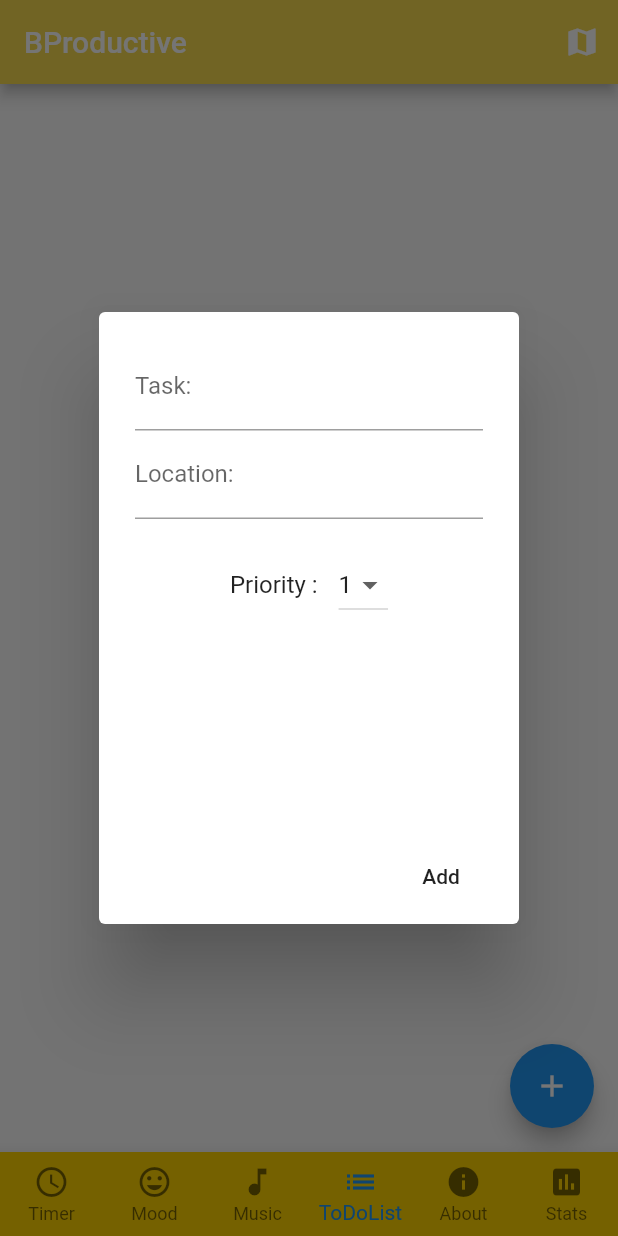
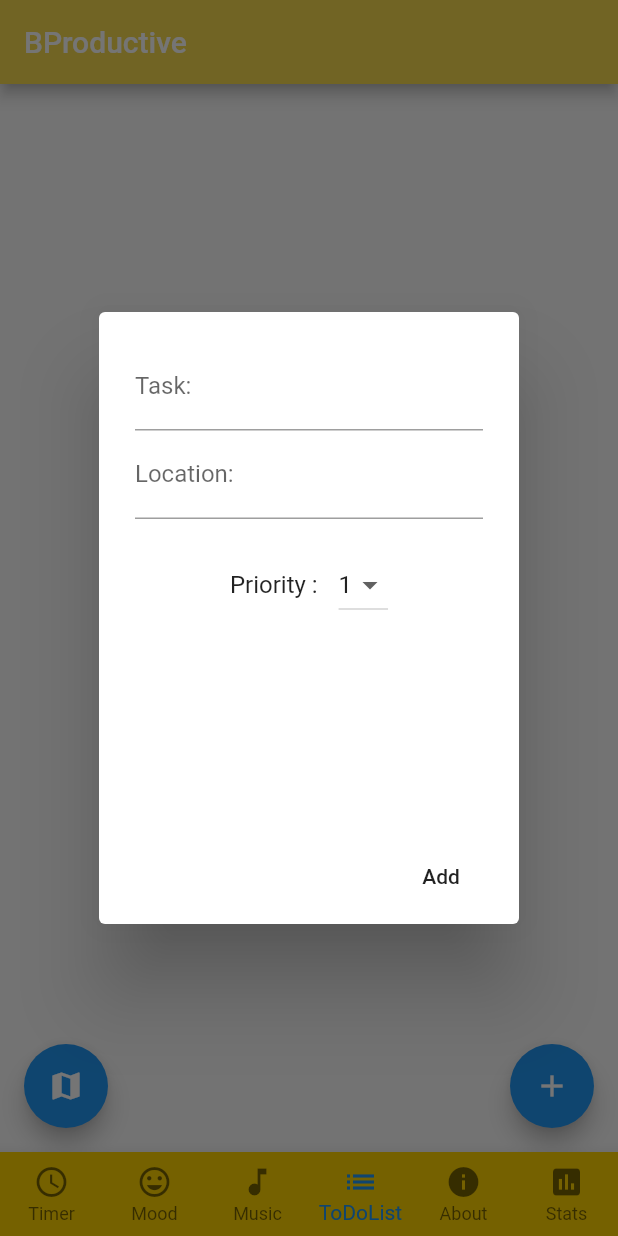
Before and after one commit to mateuszroganowicz/bproductive_flutter, a Flutter app: the screen it shows after launch, item 4 of the bottom bar chosen, after a tap on the "add" icon, on a phone screen of 412 x 824 dp. Run offline on Flutter 3.47's test engine with Material 2 defaults, Android fonts, the phone set to English and light mode, and no system bars; our stand-ins replace assets_audio_player, cloud_firestore, flutter_map; missing offline and left inert: flutter_audio_query; accounts and stored records are empty.

Commit message:
Map screen added. Markers to me implemented

```diff
--- a/lib/ViewModels/ToDoList.dart
+++ b/lib/ViewModels/ToDoList.dart
@@ -1,6 +1,7 @@
 import 'package:bproductiveflutter/Models/Todo.dart';
 import 'package:cloud_firestore/cloud_firestore.dart';
 import 'package:flutter/material.dart';
+import 'Map.dart';
 
 import '../main.dart';
 
@@ -28,7 +29,9 @@ class _ToDoListPageState extends State<ToDoListPage>
 
   @override
   Widget build(BuildContext context) {
-    return Scaffold(
+    return Stack(
+      children: <Widget>[
+        Scaffold(
           body: StreamBuilder(
             stream: Firestore.instance.collection("Todos").snapshots(),
             builder: (BuildContext  context, AsyncSnapshot snapshot)
@@ -57,7 +60,10 @@ class _ToDoListPageState extends State<ToDoListPage>
                   });
             },
           ),
-      floatingActionButton: FloatingActionButton(
+          floatingActionButton: Align(
+            alignment: Alignment.bottomRight,
+            child: FloatingActionButton(
+              heroTag: 'AddTaskBtn',
               onPressed: () {
                 showDialog(context: context, builder:
                 (BuildContext context){
@@ -124,6 +130,20 @@ class _ToDoListPageState extends State<ToDoListPage>
               },
               child: Icon(Icons.add),
             ),
+          ),
+        ),
+        Align(
+          alignment: Alignment.bottomLeft,
+          child: Padding(
+            padding: EdgeInsets.all(16),
+            child: FloatingActionButton(
+              heroTag: 'MapViewBtn',
+              onPressed: () {Navigator.pushNamed(context, '/map');},
+              child: Icon(Icons.map),
+            ),
+          ),
+        ),
+      ],
     );
   }
 }
--- a/lib/main.dart
+++ b/lib/main.dart
@@ -23,6 +23,7 @@ class MyApp extends StatefulWidget
   static const secondary_color_2 = Color(0xFF2CB2B7);
   static const secondary_color_3 = Color(0xFF2FCED4);
   static const accent_color = Color(0xFFEC2049);
+
   static const taskPriority1_color = Color(0xFF00c05f);
   static const taskPriority2_color = Color(0xFFffa500);
   static const taskPriority3_color = Color(0xFFEC2049);
@@ -55,21 +56,15 @@ class HomePage extends State<MyApp> {
   @override
   Widget build(BuildContext context) {
     return MaterialApp(
+        routes:
+        {
+          '/map': (context) => Map(),
+          '/todo': (context) => ToDoListPage(),
+        },
       debugShowCheckedModeBanner: false,
       home: Scaffold(
         appBar: AppBar(
           title: Text("BProductive"),
-          actions: <Widget>[
-            IconButton(
-              icon: Icon(Icons.map),
-              onPressed: ()
-              {
-                Navigator.push(context, MaterialPageRoute(
-                  builder: (context) => Map(),
-                ));
-              }
-            )
-          ],
           backgroundColor: MyApp.main_color,
         ),
         body: Center(
```
Also changed, not shown: lib/ViewModels/Map.dart (+15 -2 lines), pubspec.yaml (+7 -3 lines), assets/next.png, assets/pause.png, assets/play.png, assets/previous.png, assets/stop.png, pubspec.lock, 1 other file. Lines whose indentation alone changed are shown as unchanged.
